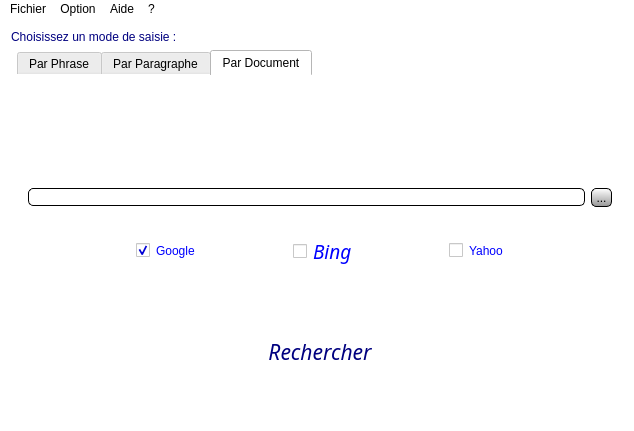
Qt form Prototypes/AntiPlagia/src/Antiplagia/Formulaires/ihm.ui (Lorette/Antiplagiat) before a commit.
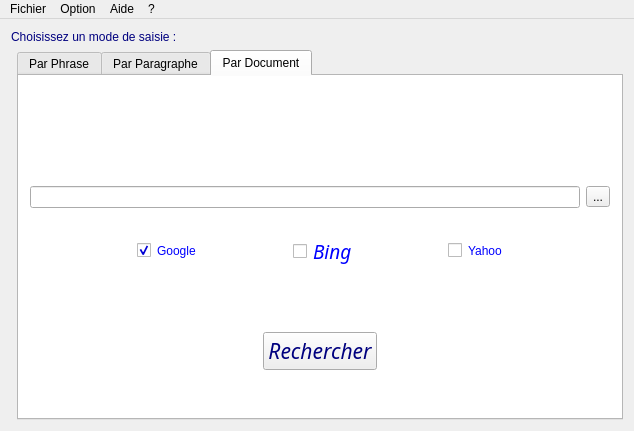
The same form after that commit. The open tabs and pages were chosen to show the change. Icons and pictures are not drawn.

The edit to the form file:
```diff
--- a/Prototypes/AntiPlagia/src/Antiplagia/Formulaires/ihm.ui
+++ b/Prototypes/AntiPlagia/src/Antiplagia/Formulaires/ihm.ui
@@ -21,7 +21,10 @@
     <normaloff>:/Images/AP.png</normaloff>:/Images/AP.png</iconset>
   </property>
   <property name="styleSheet">
-   <string notr="true">background-color: rgb(255, 255, 255);</string>
+   <string notr="true">QTabWidget { 
+	background-color: rgb(255, 255, 255); 
+	font: 75 10pt &quot;Lucida Calligraphy&quot;;
+}</string>
   </property>
   <widget class="QWidget" name="centralWidget">
    <layout class="QHBoxLayout" name="horizontalLayout_3">
@@ -42,10 +45,7 @@
       <item row="1" column="1">
        <widget class="QTabWidget" name="tabWidget">
         <property name="styleSheet">
-         <string notr="true">background-color: rgb(255, 255, 255);
-font: 75 10pt &quot;Lucida Calligraphy&quot;;
-border:none;
-</string>
+         <string notr="true"/>
         </property>
         <property name="currentIndex">
          <number>0</number>
@@ -495,11 +495,7 @@
           <item row="4" column="1">
            <widget class="QToolButton" name="toolButton_2">
             <property name="styleSheet">
-             <string notr="true">border-style:solid;
-border-width:1px;
-background-color: qlineargradient(spread:pad, x1:0.467, y1:1, x2:0.492462, y2:0, stop:0 rgba(150, 150, 150, 255), stop:1 rgba(255, 255, 255, 255));
-border-radius:5px;
-</string>
+             <string notr="true"/>
             </property>
             <property name="text">
              <string>...</string>
@@ -509,9 +505,7 @@
           <item row="4" column="0">
            <widget class="QLineEdit" name="lineEdit_4">
             <property name="styleSheet">
-             <string notr="true">border-style:solid;
-border-width:1px;
-border-radius:5px;</string>
+             <string notr="true"/>
             </property>
             <property name="readOnly">
              <bool>true</bool>
@@ -736,6 +730,9 @@
      <height>21</height>
     </rect>
    </property>
+   <property name="styleSheet">
+    <string notr="true"/>
+   </property>
    <widget class="QMenu" name="menuFichier">
     <property name="title">
      <string>Fichier</string>
```
Left out of the diff: 25 changed lines with no effect on the pictures.
